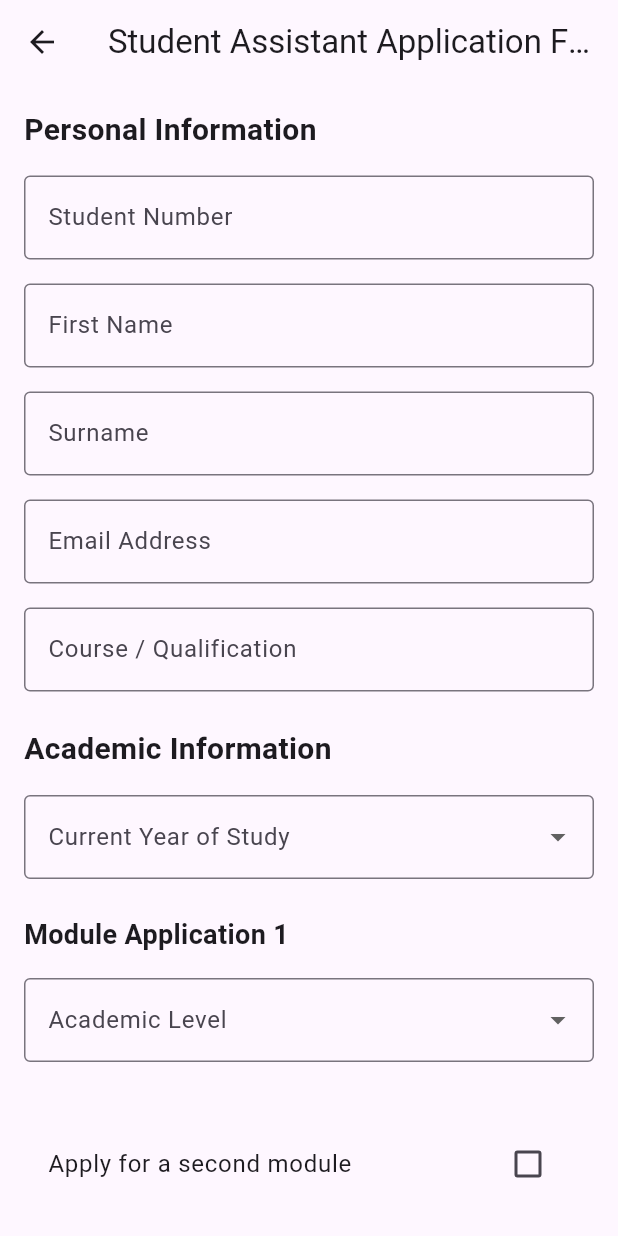
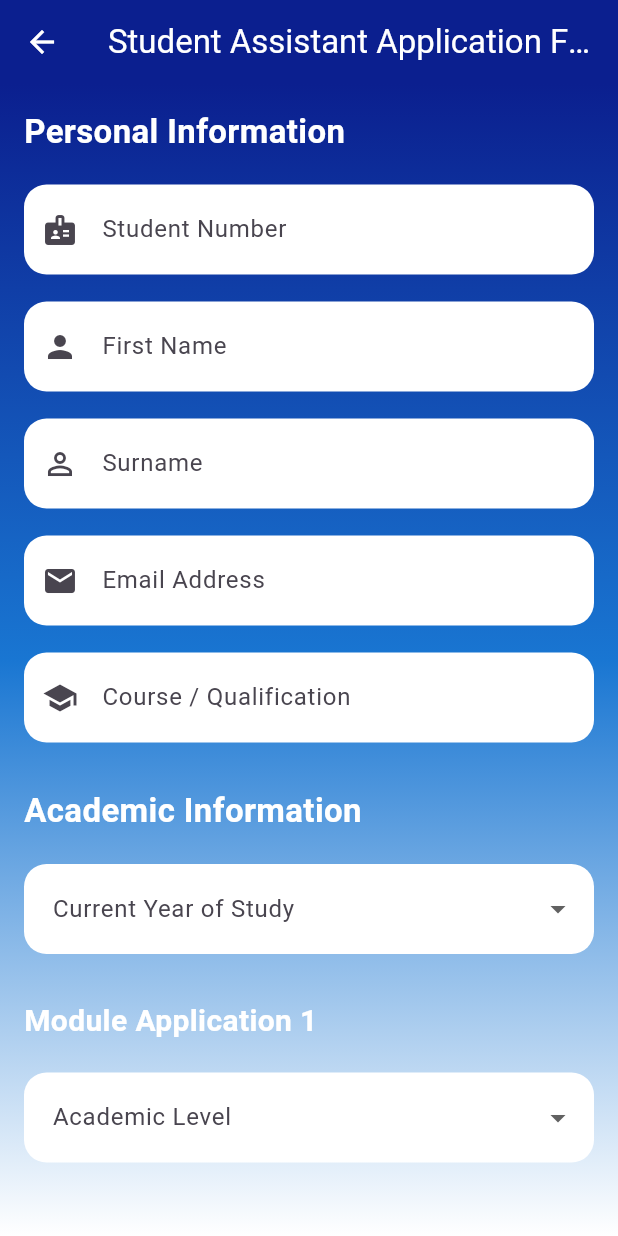
Before and after one commit to Masendeke/studApp, a Flutter app: the Applicationformscreen screen opened by its route, on a phone screen of 412 x 824 dp. Run offline on Flutter 3.47's test engine with Material 3 defaults, Android fonts, the phone set to English and light mode, and no system bars.

Commit message:
adding details to each screen

```diff
--- a/lib/main.dart
+++ b/lib/main.dart
@@ -1,3 +1,8 @@
+//224043099 Masendeke CP
+//224014647 Mahlangu P
+//224125791 Khunyeli P
+//224081442 Nlati TT
+//224083089 Tshabane L
 import 'package:flutter/material.dart';
 import 'package:provider/provider.dart';
 import 'package:student_assistant_application/routes/app_routes.dart';
--- a/lib/views/application_form_screen.dart
+++ b/lib/views/application_form_screen.dart
@@ -1,8 +1,9 @@
-/*
- *  Student Numbers:
- *  Student Names:
- * Question: Application form Page
- */
+//224043099 Masendeke CP
+//224014647 Mahlangu P
+//224125791 Khunyeli P
+//224081442 Nlati TT
+//224083089 Tshabane L
+
 import 'package:flutter/material.dart';
 import 'package:provider/provider.dart';
 import '../viewmodel/viewmodel.dart';
@@ -55,6 +56,46 @@ class _ApplicationformscreenState
     super.dispose();
   }
 
+  // MODERN INPUT STYLE
+  InputDecoration buildInputDecoration({
+    required String label,
+    String? hint,
+    IconData? icon,
+  }) {
+    return InputDecoration(
+      labelText: label,
+      hintText: hint,
+      prefixIcon: icon != null ? Icon(icon) : null,
+
+      filled: true,
+      fillColor: Colors.white,
+
+      contentPadding: const EdgeInsets.symmetric(
+        vertical: 18,
+        horizontal: 15,
+      ),
+
+      border: OutlineInputBorder(
+        borderRadius: BorderRadius.circular(15),
+        borderSide: BorderSide.none,
+      ),
+
+      enabledBorder: OutlineInputBorder(
+        borderRadius: BorderRadius.circular(15),
+        borderSide: BorderSide.none,
+      ),
+
+      focusedBorder: OutlineInputBorder(
+        borderRadius: BorderRadius.circular(15),
+        borderSide: const BorderSide(
+          color: Color(0xFF0B1F8F),
+          width: 2,
+        ),
+      ),
+    );
+  }
+
+  // DROPDOWN FIELD
   Widget buildDropdownField({
     required String label,
     required String? value,
@@ -63,17 +104,20 @@ class _ApplicationformscreenState
   }) {
     return DropdownButtonFormField<String>(
       initialValue: value,
-      decoration: InputDecoration(
-        labelText: label,
-        border: const OutlineInputBorder(),
+
+      decoration: buildInputDecoration(
+        label: label,
       ),
+
       items: items.map((item) {
         return DropdownMenuItem(
           value: item,
           child: Text(item),
         );
       }).toList(),
+
       onChanged: onChanged,
+
       validator: (value) {
         if (value == null || value.isEmpty) {
           return '$label is required';
@@ -89,30 +133,63 @@ class _ApplicationformscreenState
 
     return Scaffold(
       appBar: AppBar(
-        title: const Text('Student Assistant Application Form'),
+        backgroundColor: const Color(0xFF0B1F8F),
+        title: const Text(
+          'Student Assistant Application Form',
+          style: TextStyle(color: Colors.white),
         ),
-      body: SingleChildScrollView(
+         leading:IconButton( icon: const Icon(Icons.arrow_back,color: Colors.white,),
+      onPressed: (){
+        Navigator.pop(context);
+      },)
+      ),
+
+      body: Container(
+        decoration: const BoxDecoration(
+          gradient: LinearGradient(
+            begin: Alignment.topCenter,
+            end: Alignment.bottomCenter,
+
+            colors: [
+              Color(0xFF0B1F8F),
+              Color(0xFF1976D2),
+              Colors.white,
+            ],
+          ),
+        ),
+
+        child: SingleChildScrollView(
           padding: const EdgeInsets.all(16),
+
           child: Form(
             key: viewModel.formKey,
+
             child: Column(
               crossAxisAlignment: CrossAxisAlignment.start,
+
               children: [
+
+                // PERSONAL INFO
                 const Text(
                   'Personal Information',
                   style: TextStyle(
-                  fontSize: 20,
+                    color: Colors.white,
+                    fontSize: 22,
                     fontWeight: FontWeight.bold,
                   ),
                 ),
-              const SizedBox(height: 16),
+
+                const SizedBox(height: 20),
 
                 TextFormField(
                   controller: viewModel.stdNo,
-                decoration: const InputDecoration(
-                  labelText: 'Student Number',
-                  border: OutlineInputBorder(),
+
+                  decoration: buildInputDecoration(
+                    label: 'Student Number',
+                    hint: 'Enter student number',
+                    icon: Icons.badge,
                   ),
+
                   validator: (value) {
                     if (value == null || value.isEmpty) {
                       return 'Student number is required';
@@ -120,32 +197,42 @@ class _ApplicationformscreenState
                     return null;
                   },
                 ),
-              const SizedBox(height: 16),
+
+                const SizedBox(height: 18),
 
                 TextFormField(
                   controller: viewModel.name,
-                decoration: const InputDecoration(
-                  labelText: 'First Name',
-                  border: OutlineInputBorder(),
+
+                  decoration: buildInputDecoration(
+                    label: 'First Name',
+                    hint: 'Enter first name',
+                    icon: Icons.person,
                   ),
+
                   validator: (value) {
                     if (value == null || value.isEmpty) {
                       return 'First name is required';
                     }
+
                     if (value.length < 2) {
                       return 'Name must be at least 2 characters';
                     }
+
                     return null;
                   },
                 ),
-              const SizedBox(height: 16),
+
+                const SizedBox(height: 18),
 
                 TextFormField(
                   controller: viewModel.surname,
-                decoration: const InputDecoration(
-                  labelText: 'Surname',
-                  border: OutlineInputBorder(),
+
+                  decoration: buildInputDecoration(
+                    label: 'Surname',
+                    hint: 'Enter surname',
+                    icon: Icons.person_outline,
                   ),
+
                   validator: (value) {
                     if (value == null || value.isEmpty) {
                       return 'Surname is required';
@@ -153,33 +240,43 @@ class _ApplicationformscreenState
                     return null;
                   },
                 ),
-              const SizedBox(height: 16),
+
+                const SizedBox(height: 18),
 
                 TextFormField(
                   controller: viewModel.email,
                   keyboardType: TextInputType.emailAddress,
-                decoration: const InputDecoration(
-                  labelText: 'Email Address',
-                  border: OutlineInputBorder(),
+
+                  decoration: buildInputDecoration(
+                    label: 'Email Address',
+                    hint: 'Enter email address',
+                    icon: Icons.email,
                   ),
+
                   validator: (value) {
                     if (value == null || value.isEmpty) {
                       return 'Email is required';
                     }
+
                     if (!value.contains('@')) {
                       return 'Enter a valid email';
                     }
+
                     return null;
                   },
                 ),
-              const SizedBox(height: 16),
+
+                const SizedBox(height: 18),
 
                 TextFormField(
                   controller: viewModel.course,
-                decoration: const InputDecoration(
-                  labelText: 'Course / Qualification',
-                  border: OutlineInputBorder(),
+
+                  decoration: buildInputDecoration(
+                    label: 'Course / Qualification',
+                    hint: 'Enter course',
+                    icon: Icons.school,
                   ),
+
                   validator: (value) {
                     if (value == null || value.isEmpty) {
                       return 'Course is required';
@@ -188,20 +285,25 @@ class _ApplicationformscreenState
                   },
                 ),
 
-              const SizedBox(height: 24),
+                const SizedBox(height: 30),
+
+                // ACADEMIC INFO
                 const Text(
                   'Academic Information',
                   style: TextStyle(
-                  fontSize: 20,
+                    color: Colors.white,
+                    fontSize: 22,
                     fontWeight: FontWeight.bold,
                   ),
                 ),
-              const SizedBox(height: 16),
+
+                const SizedBox(height: 20),
 
                 buildDropdownField(
                   label: 'Current Year of Study',
                   value: selectedYear,
                   items: years,
+
                   onChanged: (value) {
                     setState(() {
                       selectedYear = value;
@@ -210,20 +312,25 @@ class _ApplicationformscreenState
                   },
                 ),
 
-              const SizedBox(height: 24),
+                const SizedBox(height: 30),
+
+                // MODULE 1
                 const Text(
                   'Module Application 1',
                   style: TextStyle(
-                  fontSize: 18,
+                    color: Colors.white,
+                    fontSize: 20,
                     fontWeight: FontWeight.bold,
                   ),
                 ),
-              const SizedBox(height: 16),
+
+                const SizedBox(height: 20),
 
                 buildDropdownField(
                   label: 'Academic Level',
                   value: module1Level,
                   items: academicLevels,
+
                   onChanged: (value) {
                     setState(() {
                       module1Level = value;
@@ -232,13 +339,14 @@ class _ApplicationformscreenState
                   },
                 ),
 
-              const SizedBox(height: 16),
+                const SizedBox(height: 18),
 
                 if (module1Level != null)
                   buildDropdownField(
                     label: 'Module',
                     value: module1Name,
                     items: modulesByLevel[module1Level] ?? [],
+
                     onChanged: (value) {
                       setState(() {
                         module1Name = value;
@@ -247,13 +355,24 @@ class _ApplicationformscreenState
                     },
                   ),
 
-              const SizedBox(height: 24),
+                const SizedBox(height: 25),
+
                 CheckboxListTile(
-                title: const Text('Apply for a second module'),
+                  activeColor: const Color(0xFF0B1F8F),
+
+                  title: const Text(
+                    'Apply for a second module',
+                    style: TextStyle(
+                      color: Colors.white,
+                    ),
+                  ),
+
                   value: secondModuleEnabled,
+
                   onChanged: (value) {
                     setState(() {
                       secondModuleEnabled = value ?? false;
+
                       if (!secondModuleEnabled) {
                         module2Level = null;
                         module2Name = null;
@@ -262,20 +381,26 @@ class _ApplicationformscreenState
                   },
                 ),
 
+                // MODULE 2
                 if (secondModuleEnabled) ...[
+                  const SizedBox(height: 10),
+
                   const Text(
                     'Module Application 2',
                     style: TextStyle(
-                    fontSize: 18,
+                      color: Colors.white,
+                      fontSize: 20,
                       fontWeight: FontWeight.bold,
                     ),
                   ),
-                const SizedBox(height: 16),
+
+                  const SizedBox(height: 18),
 
                   buildDropdownField(
                     label: 'Academic Level',
                     value: module2Level,
                     items: academicLevels,
+
                     onChanged: (value) {
                       setState(() {
                         module2Level = value;
@@ -284,49 +409,35 @@ class _ApplicationformscreenState
                     },
                   ),
 
-                const SizedBox(height: 16),
+                  const SizedBox(height: 18),
 
                   if (module2Level != null)
-                  DropdownButtonFormField<String>(
-                    initialValue: module2Name,
-                    decoration: const InputDecoration(
-                      labelText: 'Module',
-                      border: OutlineInputBorder(),
-                    ),
-                    items: (modulesByLevel[module2Level] ?? [])
-                        .map((module) {
-                      return DropdownMenuItem(
-                        value: module,
-                        child: Text(module),
-                      );
-                    }).toList(),
+                    buildDropdownField(
+                      label: 'Module',
+                      value: module2Name,
+                      items:
+                          modulesByLevel[module2Level] ?? [],
+
                       onChanged: (value) {
                         setState(() {
                           module2Name = value;
                         });
                       },
-                    validator: (value) {
-                      if (secondModuleEnabled) {
-                        if (value == null || value.isEmpty) {
-                          return 'Second module is required';
-                        }
-                        if (value == module1Name) {
-                          return 'Duplicate module selection is not allowed';
-                        }
-                      }
-                      return null;
-                    },
                     ),
                 ],
 
-              const SizedBox(height: 24),
+                const SizedBox(height: 25),
+
+                // SUPPORTING DOCUMENT
                 TextFormField(
                   controller: supportingDocumentController,
-                decoration: const InputDecoration(
-                  labelText: 'Supporting Document',
-                  hintText: 'Enter transcript or document file name',
-                  border: OutlineInputBorder(),
+
+                  decoration: buildInputDecoration(
+                    label: 'Supporting Document',
+                    hint: 'Enter transcript file name',
+                    icon: Icons.upload_file,
                   ),
+
                   validator: (value) {
                     if (value == null || value.isEmpty) {
                       return 'Supporting document is required';
@@ -335,12 +446,20 @@ class _ApplicationformscreenState
                   },
                 ),
 
-              const SizedBox(height: 16),
+                const SizedBox(height: 18),
+
                 CheckboxListTile(
+                  activeColor: const Color(0xFF0B1F8F),
+
                   title: const Text(
                     'I confirm that I meet the eligibility requirements',
+                    style: TextStyle(
+                      color: Colors.white,
                     ),
+                  ),
+
                   value: eligibilityConfirmed,
+
                   onChanged: (value) {
                     setState(() {
                       eligibilityConfirmed = value ?? false;
@@ -348,53 +467,88 @@ class _ApplicationformscreenState
                   },
                 ),
 
-              const SizedBox(height: 24),
+                const SizedBox(height: 30),
+
+                // SUBMIT BUTTON
                 SizedBox(
                   width: double.infinity,
+                  height: 55,
+
                   child: ElevatedButton(
+                    style: ElevatedButton.styleFrom(
+                      backgroundColor:
+                          const Color(0xFF0B1F8F),
+
+                      shape: RoundedRectangleBorder(
+                        borderRadius:
+                            BorderRadius.circular(15),
+                      ),
+                    ),
+
                     onPressed: () {
+
                       if (!eligibilityConfirmed) {
-                      ScaffoldMessenger.of(context).showSnackBar(
+
+                        ScaffoldMessenger.of(context)
+                            .showSnackBar(
                           const SnackBar(
                             content: Text(
                               'Please confirm eligibility requirements.',
                             ),
                           ),
                         );
+
                         return;
                       }
 
                       viewModel.submitApplication();
 
                       if (viewModel.status == 'Submitted') {
-                      ScaffoldMessenger.of(context).showSnackBar(
+
+                        ScaffoldMessenger.of(context)
+                            .showSnackBar(
                           const SnackBar(
                             content: Text(
                               'Application submitted successfully!',
                             ),
                           ),
                         );
+
                         Navigator.pop(context);
                       }
                     },
-                  child: const Text('Submit Application'),
+
+                    child: const Text(
+                      'Submit Application',
+                      style: TextStyle(
+                        fontSize: 18,
+                        color: Colors.white,
+                      ),
+                    ),
                   ),
                 ),
 
                 const SizedBox(height: 20),
+
                 Center(
                   child: Text(
                     'Application Status: ${viewModel.status}',
+
                     style: TextStyle(
                       fontSize: 16,
                       fontWeight: FontWeight.bold,
-                    color: viewModel.status == 'Submitted'
+
+                      color:
+                          viewModel.status == 'Submitted'
                               ? Colors.green
                               : Colors.orange,
                     ),
                   ),
                 ),
+
+                const SizedBox(height: 30),
               ],
+            ),
           ),
         ),
       ),
--- a/lib/views/home_screen.dart
+++ b/lib/views/home_screen.dart
@@ -1,3 +1,8 @@
+//224043099 Masendeke CP
+//224014647 Mahlangu P
+//224125791 Khunyeli P
+//224081442 Nlati TT
+//224083089 Tshabane L
 import 'package:flutter/material.dart';
 import 'package:student_assistant_application/routes/app_routes.dart';
 
--- a/lib/views/login_screen.dart
+++ b/lib/views/login_screen.dart
@@ -1,3 +1,8 @@
+//224043099 Masendeke CP
+//224014647 Mahlangu P
+//224125791 Khunyeli P
+//224081442 Nlati TT
+//224083089 Tshabane L
 import 'package:flutter/material.dart';
 import 'package:provider/provider.dart';
 import 'package:student_assistant_application/viewmodel/viewmodel.dart';
@@ -47,7 +52,6 @@ class _LoginScreenState extends State<LoginScreen> {
           ),
         ),
 
-        child: SafeArea(
         child: Center(
           child: SingleChildScrollView(
             padding: const EdgeInsets.symmetric(horizontal: 25),
@@ -382,7 +386,6 @@ class _LoginScreenState extends State<LoginScreen> {
           ),
         ),
       ),
-      ),
     );
   }
 }
--- a/lib/views/register_screen.dart
+++ b/lib/views/register_screen.dart
@@ -1,3 +1,8 @@
+//224043099 Masendeke CP
+//224014647 Mahlangu P
+//224125791 Khunyeli P
+//224081442 Nlati TT
+//224083089 Tshabane L
 import 'package:flutter/material.dart';
 
 class RegisterScreen extends StatefulWidget {
--- a/lib/views/reset_password_screen.dart
+++ b/lib/views/reset_password_screen.dart
@@ -1,3 +1,8 @@
+//224043099 Masendeke CP
+//224014647 Mahlangu P
+//224125791 Khunyeli P
+//224081442 Nlati TT
+//224083089 Tshabane L
 import 'package:flutter/material.dart';
 
 class ResetPasswordScreen extends StatefulWidget {
```
Lines whose indentation alone changed are shown as unchanged.
